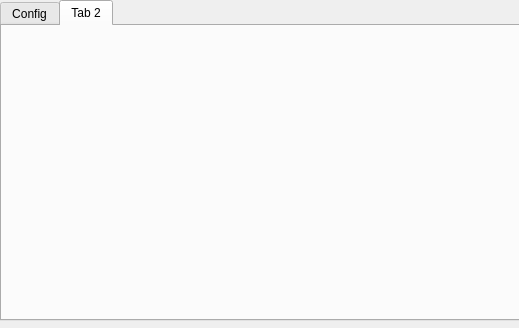
Qt form atom_rviz_plugin/src/ui/calibration_panel.ui (lardemua/atom_rviz_plugin) before a commit.
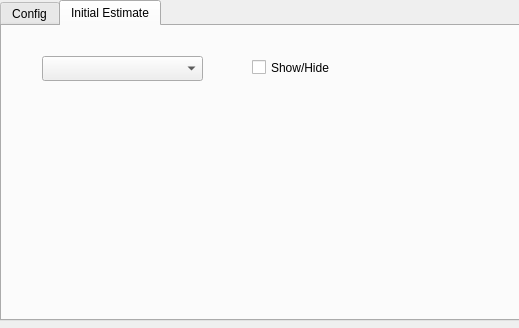
The same form after that commit. The open tabs and pages were chosen to show the change.

Commit message: Starting file for the setting the initial estimate.

The edit to the form file:
```diff
--- a/atom_rviz_plugin/src/ui/calibration_panel.ui
+++ b/atom_rviz_plugin/src/ui/calibration_panel.ui
@@ -1018,8 +1018,31 @@
    </widget>
    <widget class="QWidget" name="tab_1">
     <attribute name="title">
-     <string>Tab 2</string>
+     <string>Initial Estimate</string>
     </attribute>
+    <widget class="QCheckBox" name="initialEstimateCheckBox">
+     <property name="geometry">
+      <rect>
+       <x>250</x>
+       <y>30</y>
+       <width>111</width>
+       <height>23</height>
+      </rect>
+     </property>
+     <property name="text">
+      <string>Show/Hide</string>
+     </property>
+    </widget>
+    <widget class="QComboBox" name="initEstimateSensorsComboBox">
+     <property name="geometry">
+      <rect>
+       <x>40</x>
+       <y>30</y>
+       <width>161</width>
+       <height>25</height>
+      </rect>
+     </property>
+    </widget>
    </widget>
   </widget>
  </widget>
```
Left out of the diff: 8 changed lines with no effect on the pictures. The commit also changes 5 other files.
